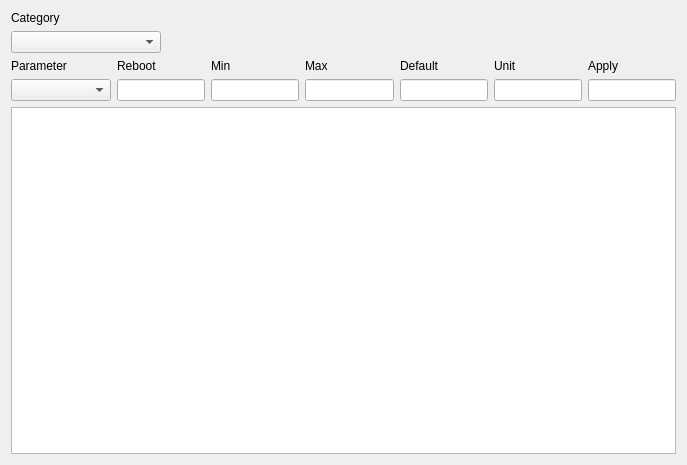
This is pyaasd/ui/prm_description.ui in looninho/6DOF as Qt 5 draws it before an edit. The edited form follows.
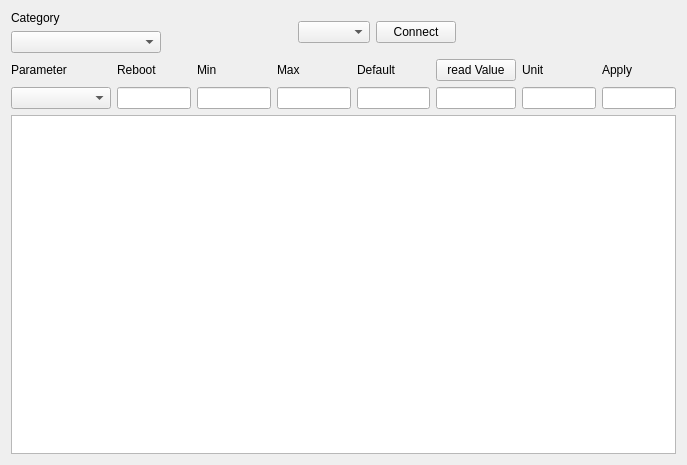
This is the edited form.

```diff
--- a/pyaasd/ui/prm_description.ui
+++ b/pyaasd/ui/prm_description.ui
@@ -15,7 +15,7 @@
   </property>
   <layout class="QVBoxLayout" name="verticalLayout">
    <item>
-    <layout class="QHBoxLayout" name="horizontalLayout" stretch="0,0">
+    <layout class="QHBoxLayout" name="horizontalLayout" stretch="0,0,0,0,0">
      <item>
       <layout class="QFormLayout" name="formLayout">
        <item row="0" column="0">
@@ -43,6 +43,29 @@
        </item>
       </layout>
      </item>
+     <item>
+      <spacer name="horizontalSpacer_2">
+       <property name="orientation">
+        <enum>Qt::Horizontal</enum>
+       </property>
+       <property name="sizeHint" stdset="0">
+        <size>
+         <width>40</width>
+         <height>20</height>
+        </size>
+       </property>
+      </spacer>
+     </item>
+     <item>
+      <widget class="QComboBox" name="comports_cb"/>
+     </item>
+     <item>
+      <widget class="QPushButton" name="connect_btn">
+       <property name="text">
+        <string>Connect</string>
+       </property>
+      </widget>
+     </item>
      <item>
       <spacer name="horizontalSpacer">
        <property name="orientation">
@@ -50,7 +73,7 @@
        </property>
        <property name="sizeHint" stdset="0">
         <size>
-         <width>460</width>
+         <width>220</width>
          <height>20</height>
         </size>
        </property>
@@ -60,6 +83,16 @@
    </item>
    <item>
     <layout class="QGridLayout" name="gridLayout">
+     <item row="1" column="1">
+      <widget class="QLineEdit" name="reboot_le">
+       <property name="enabled">
+        <bool>true</bool>
+       </property>
+       <property name="readOnly">
+        <bool>true</bool>
+       </property>
+      </widget>
+     </item>
      <item row="0" column="0">
       <widget class="QLabel" name="label_2">
        <property name="text">
@@ -67,6 +100,13 @@
        </property>
       </widget>
      </item>
+     <item row="0" column="6">
+      <widget class="QLabel" name="label_7">
+       <property name="text">
+        <string>Unit</string>
+       </property>
+      </widget>
+     </item>
      <item row="0" column="1">
       <widget class="QLabel" name="label_3">
        <property name="text">
@@ -74,6 +114,13 @@
        </property>
       </widget>
      </item>
+     <item row="0" column="7">
+      <widget class="QLabel" name="label_8">
+       <property name="text">
+        <string>Apply</string>
+       </property>
+      </widget>
+     </item>
      <item row="0" column="2">
       <widget class="QLabel" name="label_4">
        <property name="text">
@@ -88,24 +135,13 @@
        </property>
       </widget>
      </item>
-     <item row="0" column="4">
-      <widget class="QLabel" name="label_6">
-       <property name="text">
-        <string>Default</string>
+     <item row="1" column="6">
+      <widget class="QLineEdit" name="unit_le">
+       <property name="enabled">
+        <bool>true</bool>
        </property>
-      </widget>
-     </item>
-     <item row="0" column="5">
-      <widget class="QLabel" name="label_7">
-       <property name="text">
-        <string>Unit</string>
-       </property>
-      </widget>
-     </item>
-     <item row="0" column="6">
-      <widget class="QLabel" name="label_8">
-       <property name="text">
-        <string>Apply</string>
+       <property name="readOnly">
+        <bool>true</bool>
        </property>
       </widget>
      </item>
@@ -119,8 +155,8 @@
        </property>
       </widget>
      </item>
-     <item row="1" column="1">
-      <widget class="QLineEdit" name="reboot_le">
+     <item row="1" column="4">
+      <widget class="QLineEdit" name="default_le">
        <property name="enabled">
         <bool>true</bool>
        </property>
@@ -149,27 +185,14 @@
        </property>
       </widget>
      </item>
-     <item row="1" column="4">
-      <widget class="QLineEdit" name="default_le">
-       <property name="enabled">
-        <bool>true</bool>
+     <item row="0" column="4">
+      <widget class="QLabel" name="label_6">
+       <property name="text">
+        <string>Default</string>
        </property>
-       <property name="readOnly">
-        <bool>true</bool>
-       </property>
       </widget>
      </item>
-     <item row="1" column="5">
-      <widget class="QLineEdit" name="unit_le">
-       <property name="enabled">
-        <bool>true</bool>
-       </property>
-       <property name="readOnly">
-        <bool>true</bool>
-       </property>
-      </widget>
-     </item>
-     <item row="1" column="6">
+     <item row="1" column="7">
       <widget class="QLineEdit" name="apply_le">
        <property name="enabled">
         <bool>true</bool>
@@ -179,6 +202,23 @@
        </property>
       </widget>
      </item>
+     <item row="1" column="5">
+      <widget class="QLineEdit" name="value_le">
+       <property name="enabled">
+        <bool>true</bool>
+       </property>
+       <property name="readOnly">
+        <bool>true</bool>
+       </property>
+      </widget>
+     </item>
+     <item row="0" column="5">
+      <widget class="QPushButton" name="read_btn">
+       <property name="text">
+        <string>read Value</string>
+       </property>
+      </widget>
+     </item>
     </layout>
    </item>
    <item>
```
Left out of the diff: 4 changed lines with no effect on the pictures.
